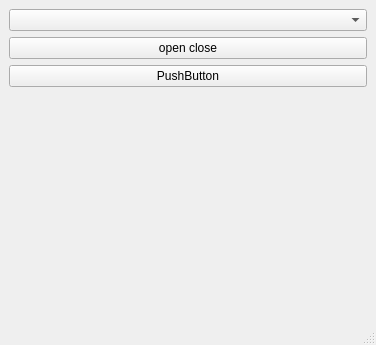
Before: the Qt Designer form mainwindow.ui in XRay3D/UT70, drawn with Qt 5.
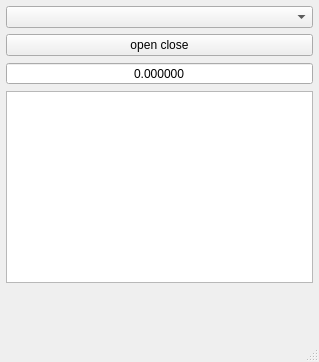
After: the same form once the commit is applied.

What changed in the file:
```diff
--- a/mainwindow.ui
+++ b/mainwindow.ui
@@ -6,8 +6,8 @@
    <rect>
     <x>0</x>
     <y>0</y>
-    <width>376</width>
-    <height>345</height>
+    <width>319</width>
+    <height>362</height>
    </rect>
   </property>
   <property name="windowTitle">
@@ -15,6 +15,18 @@
   </property>
   <widget class="QWidget" name="centralwidget">
    <layout class="QVBoxLayout" name="verticalLayout">
+    <property name="leftMargin">
+     <number>6</number>
+    </property>
+    <property name="topMargin">
+     <number>6</number>
+    </property>
+    <property name="rightMargin">
+     <number>6</number>
+    </property>
+    <property name="bottomMargin">
+     <number>6</number>
+    </property>
     <item>
      <widget class="QComboBox" name="comboBox"/>
     </item>
@@ -29,12 +41,30 @@
      </widget>
     </item>
     <item>
-     <widget class="QPushButton" name="pushButton_2">
-      <property name="text">
-       <string>PushButton</string>
+     <widget class="QDoubleSpinBox" name="doubleSpinBox">
+      <property name="alignment">
+       <set>Qt::AlignCenter</set>
+      </property>
+      <property name="readOnly">
+       <bool>true</bool>
+      </property>
+      <property name="buttonSymbols">
+       <enum>QAbstractSpinBox::NoButtons</enum>
+      </property>
+      <property name="decimals">
+       <number>6</number>
+      </property>
+      <property name="minimum">
+       <double>-9999999.000000000000000</double>
+      </property>
+      <property name="maximum">
+       <double>999999.000000000000000</double>
       </property>
      </widget>
     </item>
+    <item>
+     <widget class="QPlainTextEdit" name="plainTextEdit"/>
+    </item>
     <item>
      <spacer name="verticalSpacer">
       <property name="orientation">
```
Left out of the diff: 2 changed lines with no effect on the pictures.
